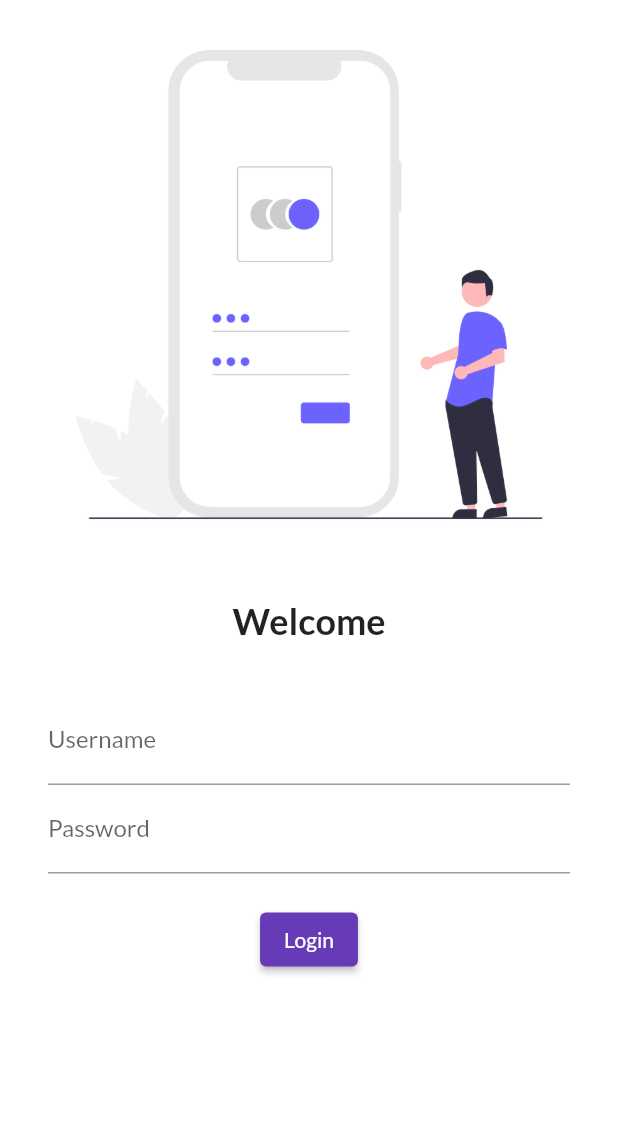
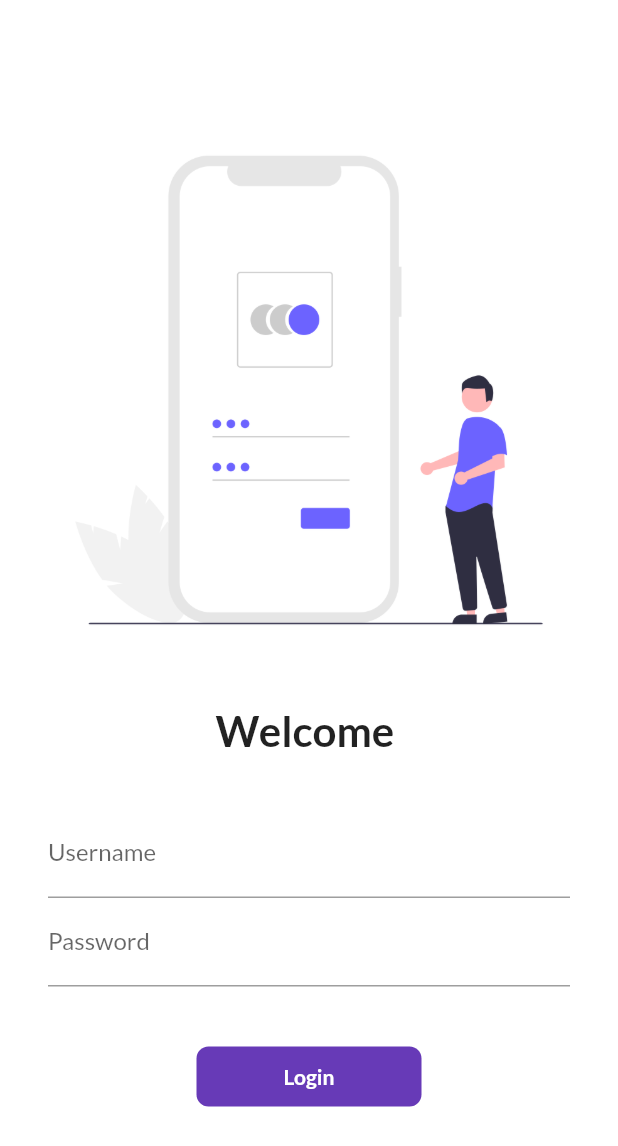
Before and after one commit to de-ansh/flutter_catalog, a Flutter app: the screen it shows after launch, on a phone screen of 412 x 824 dp. Shown: the top 1146 px of the screen. Run offline on Flutter 3.47's test engine with Material 2 defaults, Android fonts, the phone set to English and light mode, and no system bars; our stand-ins replace google_fonts.

Commit message:
added login screen animation

```diff
--- a/flutter_catalog/lib/main.dart
+++ b/flutter_catalog/lib/main.dart
@@ -1,6 +1,7 @@
 import 'package:flutter/material.dart';
 import 'package:flutter_catalog/pages/home_page.dart';
 import 'package:flutter_catalog/pages/login_page.dart';
+import 'package:flutter_catalog/util/routes.dart';
 import 'package:google_fonts/google_fonts.dart';
 
 void main() {
@@ -23,8 +24,8 @@ class MyApp extends StatelessWidget {
       initialRoute: "/",
       routes: {
         "/": (context) => LoginPage(),
-        "/home": (context) => Homepage(),
-        "/login": (context) => LoginPage(),
+        MyRoutes.homeRoute: (context) => Homepage(),
+        MyRoutes.loginRoute: (context) => LoginPage(),
       },
     );
   }
--- a/flutter_catalog/lib/pages/login_page.dart
+++ b/flutter_catalog/lib/pages/login_page.dart
@@ -1,42 +1,55 @@
 import 'dart:ui';
 
 import 'package:flutter/material.dart';
+import 'package:flutter_catalog/util/routes.dart';
 
-class LoginPage extends StatelessWidget {
+class LoginPage extends StatefulWidget {
   const LoginPage({Key? key}) : super(key: key);
 
+  @override
+  State<LoginPage> createState() => _LoginPageState();
+}
+
+class _LoginPageState extends State<LoginPage> {
+  String name = "";
+  bool changeButton = false;
   @override
   Widget build(BuildContext context) {
     return Material(
       color: Colors.white,
       child: Center(
+        child: SingleChildScrollView(
           child: Column(
             children: [
               Image.asset(
                 "assets/images/login_image.png",
                 fit: BoxFit.cover,
               ),
-            SizedBox(
+              const SizedBox(
                 height: 20.0,
               ),
               Text(
-              "Welcome",
+                "Welcome $name",
                 style: TextStyle(
-                fontSize: 24,
+                  fontSize: 28,
                   fontWeight: FontWeight.bold,
                 ),
               ),
-            SizedBox(
+              const SizedBox(
                 height: 20.0,
               ),
               Padding(
-              padding:
-                  const EdgeInsets.symmetric(vertical: 16.0, horizontal: 32.0),
+                padding: const EdgeInsets.symmetric(
+                    vertical: 16.0, horizontal: 32.0),
                 child: Column(
                   children: [
                     TextFormField(
                       decoration: InputDecoration(
                           hintText: "Enter Username", labelText: "Username"),
+                      onChanged: (value) {
+                        name = value;
+                        setState(() {});
+                      },
                     ),
                     TextFormField(
                       obscureText: true,
@@ -44,21 +57,49 @@ class LoginPage extends StatelessWidget {
                           hintText: "Enter Password", labelText: "Password"),
                     ),
                     SizedBox(
-                    height: 20.0,
+                      height: 40.0,
                     ),
-                  ElevatedButton(
+                    InkWell(
+                      onTap: () async{
+
+                        setState(() {
+                          changeButton = true;
+                        });
+                        await Future.delayed(Duration(seconds: 1));
+                        Navigator.pushNamed(context, MyRoutes.homeRoute);
+                      },
+                      child: AnimatedContainer(
+                        duration: Duration(seconds: 1),
+                        height: 40,
+                        width: changeButton ? 50 : 150,
+                        alignment: Alignment.center,
+
+                        child: changeButton?Icon(Icons.done,color:Colors.white):Text(
+                          "Login",
+                          style: TextStyle(
+                              color: Colors.white, fontWeight: FontWeight.bold),
+                        ),
+                        decoration: BoxDecoration(
+                          color: Colors.deepPurple,
+                          borderRadius:
+                              BorderRadius.circular(changeButton ? 20 : 8),
+                        ),
+                      ),
+                    )
+                    /*ElevatedButton(
                       onPressed: () {
-                      print("Button clicked");
+                        Navigator.pushNamed(context, MyRoutes.homeRoute);
                       },
                       child: Text("Login"),
-                    style: TextButton.styleFrom(),
-                  )
+                      style: TextButton.styleFrom(minimumSize: Size(150, 40)),
+                    )*/
                   ],
                 ),
               ),
             ],
           ),
         ),
+      ),
     );
   }
 }
--- /dev/null
+++ b/flutter_catalog/lib/util/routes.dart
@@ -0,0 +1,4 @@
+class MyRoutes {
+  static String loginRoute = "/login";
+  static String homeRoute = "/home";
+}
```
Lines whose indentation alone changed are shown as unchanged.
